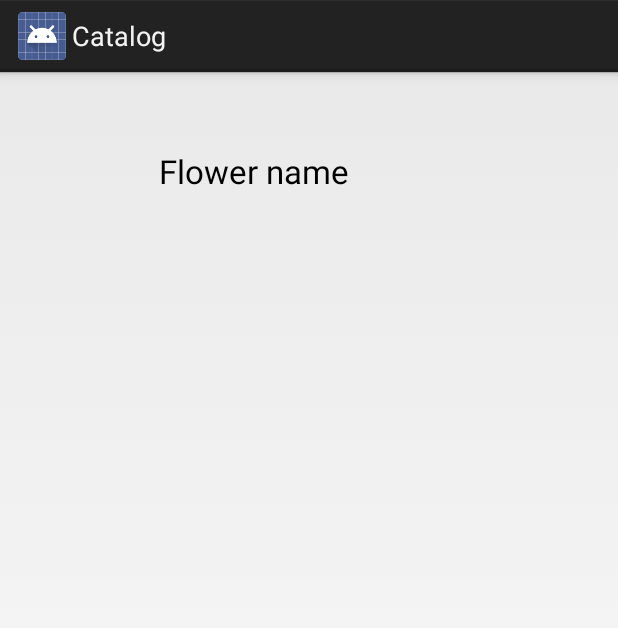
After one commit to paulonova/AsyncTaskSimple, an Android app: the layout item_flower.xml on its own in the app's theme, with its tools: preview values and no code run, on a phone screen of 412 x 824 dp. The commit adds this screen. Shown: the top 628 px of the screen. Run offline under Robolectric (Android 15) with nearby library versions, the phone set to English and light mode, and no system bars.

Commit message:
Displaying web service text in a ListActivity: - Creating an FlowerAdapter - Changing code in MainActivity - Creating a  layout with ListView

```diff
--- /dev/null
+++ b/app/src/main/res/layout/item_flower.xml
@@ -0,0 +1,27 @@
+<?xml version="1.0" encoding="utf-8"?>
+<RelativeLayout xmlns:android="http://schemas.android.com/apk/res/android"
+    android:layout_margin="16dp"
+    android:layout_width="match_parent"
+    android:layout_height="wrap_content">
+
+    <ImageView
+        android:id="@+id/imageView1"
+        android:layout_width="80dp"
+        android:layout_height="80dp"
+        android:layout_alignParentLeft="true"
+        android:layout_alignParentTop="true"
+        android:layout_marginTop="10dp"
+        android:layout_marginBottom="10dp"
+        android:contentDescription="@string/flower_name_placeholder"/>
+
+    <TextView
+        android:id="@+id/textView1"
+        android:layout_width="wrap_content"
+        android:layout_height="wrap_content"
+        android:layout_marginLeft="10dp"
+        android:layout_toRightOf="@+id/imageView1"
+        android:layout_centerVertical="true"
+        android:text="@string/flower_name_placeholder"
+        android:textAppearance="?android:attr/textAppearanceLarge" />
+
+</RelativeLayout>
--- a/app/src/main/res/values/strings.xml
+++ b/app/src/main/res/values/strings.xml
@@ -5,5 +5,6 @@
     <string name="hello_world">Hello world!</string>
     <string name="do_task">Do task</string>
     <string name="placeholder">Placeholder</string>
+    <string name="flower_name_placeholder">Flower name</string>
 
 </resources>
```
Also changed, not shown: app/src/main/java/com/hanselandpetal/catalog/FlowerAdapter.java (added, +42 -0 lines), app/src/main/java/com/hanselandpetal/catalog/MainActivity.java (+7 -14 lines), app/src/main/res/layout/activity_main.xml (+6 -6 lines), 19 other files.
